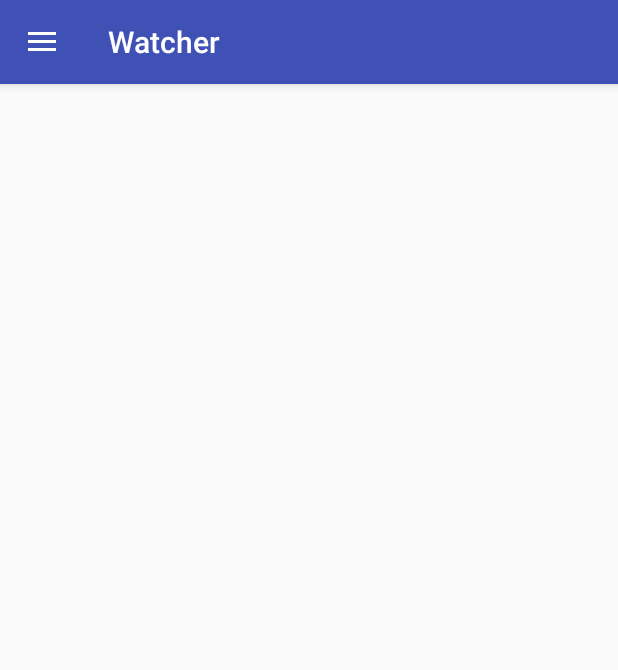
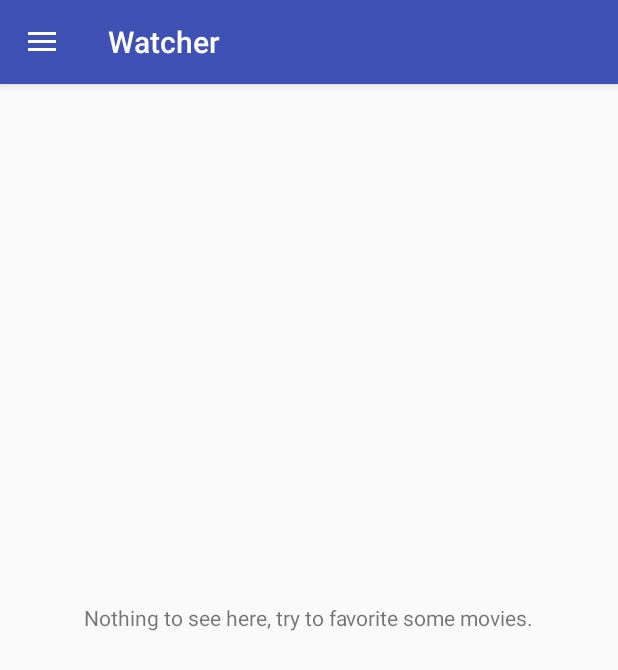
Before and after one commit to samus-arachna/Watcher, an Android app: the FavoritesActivity screen opened directly, with no data from a screen before it, on a phone screen of 412 x 824 dp. Shown: the top 670 px of the screen. Run offline under Robolectric (Android 15) with nearby library versions, the phone set to English and light mode, and no system bars.

Commit message:
placeholder if there are no movies

```diff
--- a/app/src/main/java/io/github/umren/watcher/Views/Activities/FavoritesActivity.kt
+++ b/app/src/main/java/io/github/umren/watcher/Views/Activities/FavoritesActivity.kt
@@ -6,6 +6,7 @@ import android.support.v4.view.GravityCompat
 import android.support.v4.widget.DrawerLayout
 import android.support.v7.app.AppCompatActivity
 import android.support.v7.widget.Toolbar
+import android.view.View
 import io.github.umren.watcher.Interactors.Db.WatcherDatabaseHelper
 import io.github.umren.watcher.R
 import io.github.umren.watcher.Views.Adapters.FavoritesAdapter
@@ -64,6 +65,13 @@ class FavoritesActivity : AppCompatActivity(), OnNavigationItemSelectedListener,
         }
 
         favorites_list.onItemClickListener = listener
+
+        // show placeholder if there are no favorites
+        if (items.size == 0) {
+            favorites_nothing.visibility = View.VISIBLE
+        } else {
+            favorites_nothing.visibility = View.INVISIBLE
+        }
     }
 
     override fun onBackPressed() {
--- a/app/src/main/res/layout/content_favorites.xml
+++ b/app/src/main/res/layout/content_favorites.xml
@@ -1,12 +1,28 @@
 <?xml version="1.0" encoding="utf-8"?>
+
+<RelativeLayout xmlns:android="http://schemas.android.com/apk/res/android"
+                android:layout_height="wrap_content"
+                android:layout_width="match_parent">
+
+    <TextView
+        android:id="@+id/favorites_nothing"
+        android:visibility="invisible"
+        android:layout_width="wrap_content"
+        android:layout_height="wrap_content"
+        android:layout_centerHorizontal="true"
+        android:layout_centerVertical="true"
+        android:layout_centerInParent="true"
+        android:text="Nothing to see here, try to favorite some movies."/>
+
     <LinearLayout xmlns:android="http://schemas.android.com/apk/res/android"
                   android:orientation="vertical"
                   android:layout_width="match_parent"
                   android:layout_height="match_parent">
-
         <ListView
             android:id="@+id/favorites_list"
             android:layout_width="match_parent"
             android:layout_height="match_parent"
             android:layout_marginTop="60dp"></ListView>
     </LinearLayout>
+
+</RelativeLayout>
```
Lines whose indentation alone changed are shown as unchanged.
